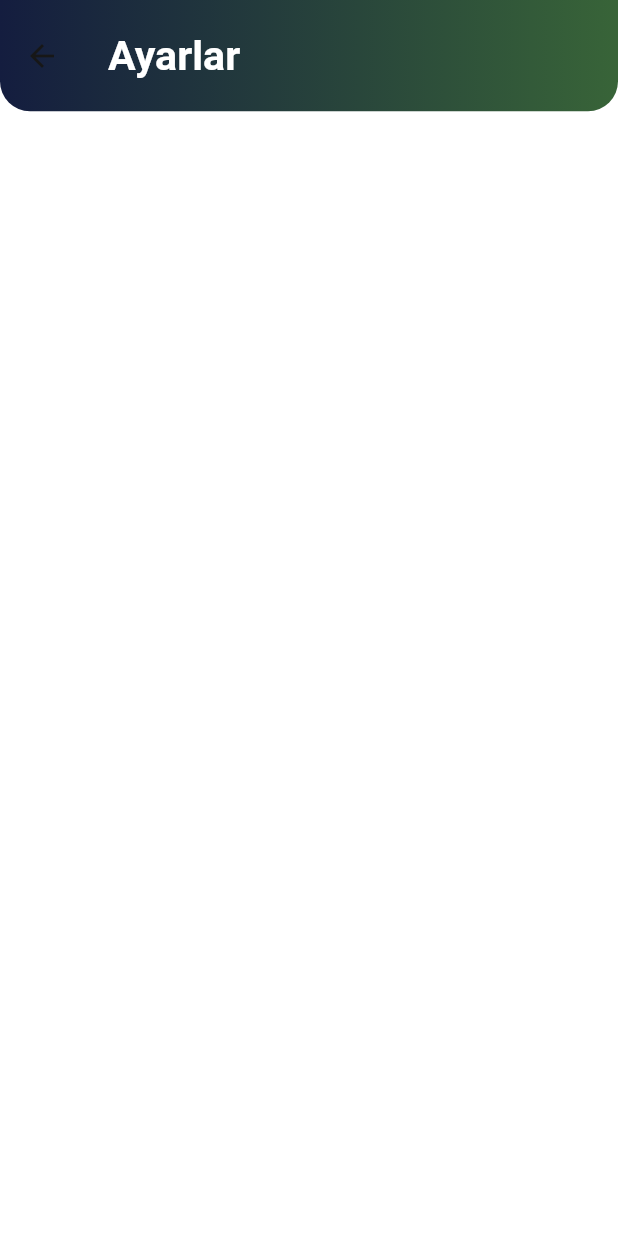
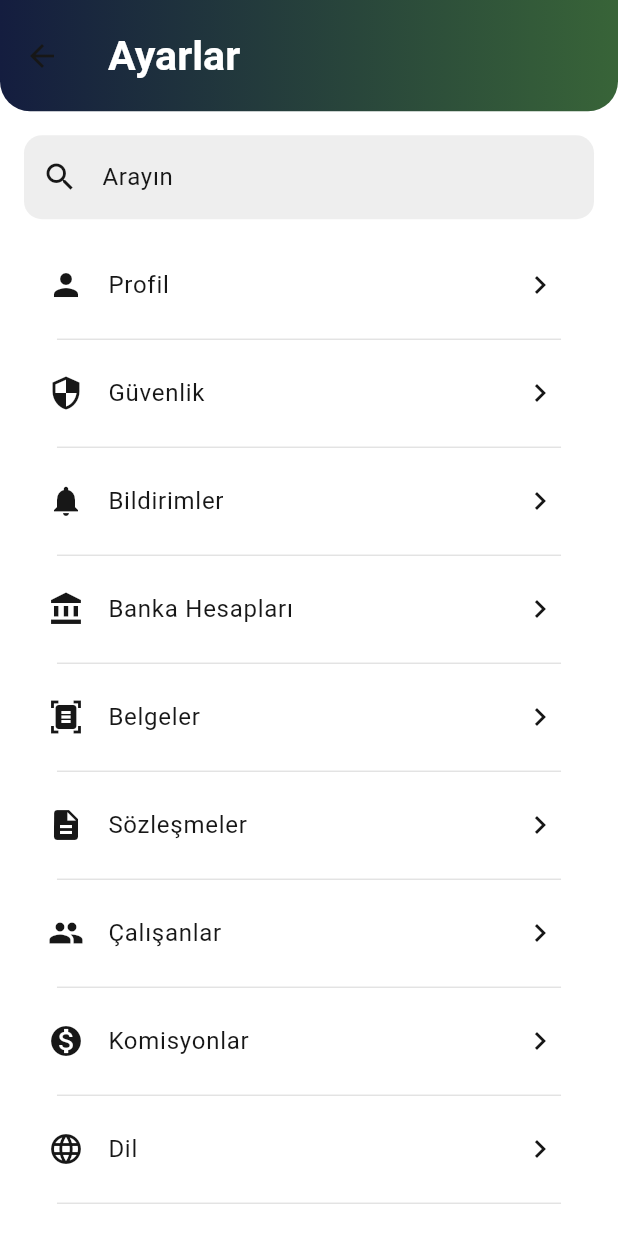
Before and after one commit to kadiirhocaoglu/hst_project, a Flutter app: the SettingsView screen opened by its route, on a phone screen of 412 x 824 dp. Run offline on Flutter 3.47's test engine with Material 3 defaults, Android fonts, the phone set to English and light mode, and no system bars; our stand-ins replace get, shared_preferences; accounts and stored records are empty.

Commit message:
2 august fixed app

```diff
--- a/lib/main.dart
+++ b/lib/main.dart
@@ -37,10 +37,10 @@ class HstApp extends StatelessWidget {
       //fallbackLocale: const Locale('en' ,'US'),
       theme: ThemeData(colorScheme: ColorScheme(brightness: Brightness.light, primary: ColorConstants.darkness, onPrimary: ColorConstants.zambak, secondary: ColorConstants.secondary, onSecondary: ColorConstants.cardGradientColor, error: ColorConstants.error, onError: ColorConstants.gradientEndColor
       , surface: ColorConstants.bgColor, onSurface: ColorConstants.onSurface)),
-      initialRoute: RoutesConstants.dashboardView,
+      initialRoute: RoutesConstants.authMainView,
       getPages: AppRoutes.appRoutes(),
       home: DashboardView(),
-      initialBinding: DashboardBinding(),
+      initialBinding: AuthMainBinding(),
     );
   }
 }
--- a/lib/view/settings/settings_view.dart
+++ b/lib/view/settings/settings_view.dart
@@ -1,18 +1,80 @@
 import 'package:flutter/material.dart';
 import 'package:get/get.dart';
+import 'package:hst_project/product/constants/color_constants.dart';
 import 'package:hst_project/product/widget/appbar/custom_app_bar.dart';
+import 'package:hst_project/utils/extensions/double_extension.dart';
 import 'package:hst_project/view_models/controllers/settings/settings_view_model.dart';
 
 class SettingsView extends GetView<SettingsController> {
+  final controller = Get.put(SettingsController());
   @override
   Widget build(BuildContext context) {
     return Scaffold(
       appBar:  CustomAppBar.getMenuTitle("Ayarlar"),
-      body: Column(
-        children: [
+          body: Padding(
+        padding: EdgeInsets.all(16.0),
+        child: Column(
+          children: [
+            Container(
+              height: 56.0,
+              width: double.infinity,
+              child: TextField(
+                onChanged: controller.filterTransactions,
+                style: TextStyle(color: ColorConstants.darkness),
+                decoration: InputDecoration(
+                  prefixIcon: Icon(Icons.search),
+                  hintText: "Arayın",
+                  border: OutlineInputBorder(
+                    borderRadius: BorderRadius.circular(12),
+                    borderSide: BorderSide.none,
+                  ),
+                  filled: true,
+                  fillColor: Colors.grey[200],
+                ),
+              ),
+            ),
+            SizedBox(height: 16),
+            Expanded(
+              child: Obx(() {
+                if (controller.filteredTransactions.isEmpty) {
+                  return Center(
+                    child: Text(
+                      "Bu işlem bulunamadı",
+                      style: TextStyle(color: Colors.black),
+                    ),
+                  );
+                }
 
-        ],
-      )
+                return ListView.separated(
+                  separatorBuilder: (context, index) {
+                    return Divider(
+                      color: Colors.grey[300],
+                      thickness: 0.9,
+                      indent: 16.0.sp,
+                      endIndent: 16.0.sp,
+                    );
+                  },
+                  itemCount: controller.filteredTransactions.length,
+                  itemBuilder: (context, index) {
+                    final transaction = controller.filteredTransactions[index];
+                    return ListTile(
+                      leading: Icon(
+                        transaction['icon']
+                            as IconData,
+                      ),
+                      title: Text(transaction['title'] as String),
+                      trailing: Icon(Icons.chevron_right),
+                      onTap: () {
+
+                      },
+                    );
+                  },
+                );
+              }),
+            ),
+          ],
+        ),
+      ),
     );
   }
 }
--- a/lib/view_models/controllers/login/login_view_model.dart
+++ b/lib/view_models/controllers/login/login_view_model.dart
@@ -25,7 +25,7 @@ class LoginController extends GetxController {
       // başarılı login simülasyonu
       //TODO: print(Get.size.width);
       Get.snackbar('HST POS', 'Giriş başarılı, hoşgeldin.');
-      Get.offNamed(RoutesConstants.homeView);
+      Get.offNamed(RoutesConstants.dashboardView);
     } else {
       Get.snackbar('HST POS', 'Lütfen bilgileri doğru girdiğinizden emin olun.');
     }
--- a/lib/view_models/controllers/settings/settings_view_model.dart
+++ b/lib/view_models/controllers/settings/settings_view_model.dart
@@ -2,5 +2,40 @@ import 'package:flutter/material.dart';
 import 'package:get/get.dart';
 
 class SettingsController extends GetxController {
+  final settingsOptions = [
+    {"icon": Icons.person, "title": "Profil"},
+    {"icon": Icons.security, "title": "Güvenlik"},
+    {"icon": Icons.notifications, "title": "Bildirimler"},
+    {"icon": Icons.account_balance, "title": "Banka Hesapları"},
+    {"icon": Icons.document_scanner, "title": "Belgeler"},
+    {"icon": Icons.description, "title": "Sözleşmeler"},
+    {"icon": Icons.group, "title": "Çalışanlar"},
+    {"icon": Icons.monetization_on, "title": "Komisyonlar"},
+    {"icon": Icons.language, "title": "Dil"},
+    {"icon": Icons.help, "title": "Yardım"},
+    {"icon": Icons.info, "title": "Hakkında"},
+    {"icon": Icons.feedback, "title": "Öneri ve Şikayet"},
+  ];
 
+  var filteredTransactions = <Map<String, dynamic>>[].obs;
+
+  @override
+  void onInit() {
+    super.onInit();
+    filteredTransactions.addAll(settingsOptions);
   }
+
+  void filterTransactions(String query) {
+    if (query.isEmpty) {
+      filteredTransactions.assignAll(settingsOptions);
+    } else {
+      filteredTransactions.assignAll(
+        settingsOptions.where(
+          (settingsOption) => (settingsOption['title']! as String)
+              .toLowerCase()
+              .contains(query.toLowerCase()),
+        ),
+      );
+    }
+  }
+}
```
Also changed, not shown: lib/product/widget/appbar/custom_home_title_view.dart (+5 -3 lines), lib/view_models/controllers/home/home_view_model.dart (+6 -1 lines), lib/view/auth_main/widgets/auth_main_login_navigator.dart (line endings or trailing spaces), 279 other files.
